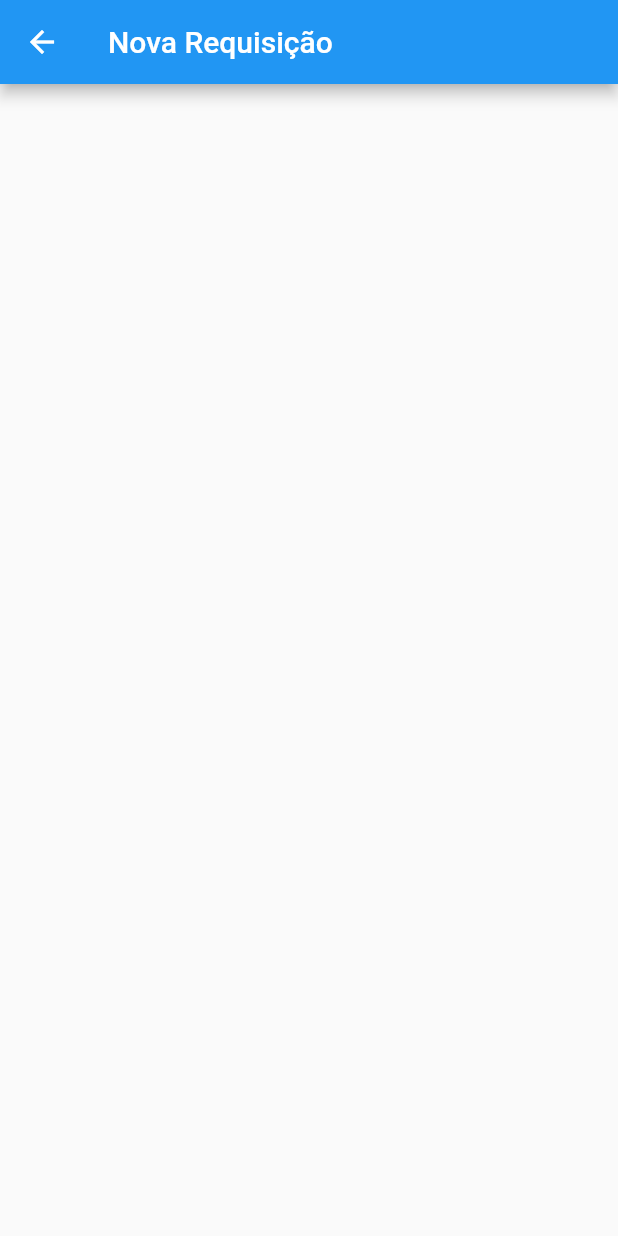
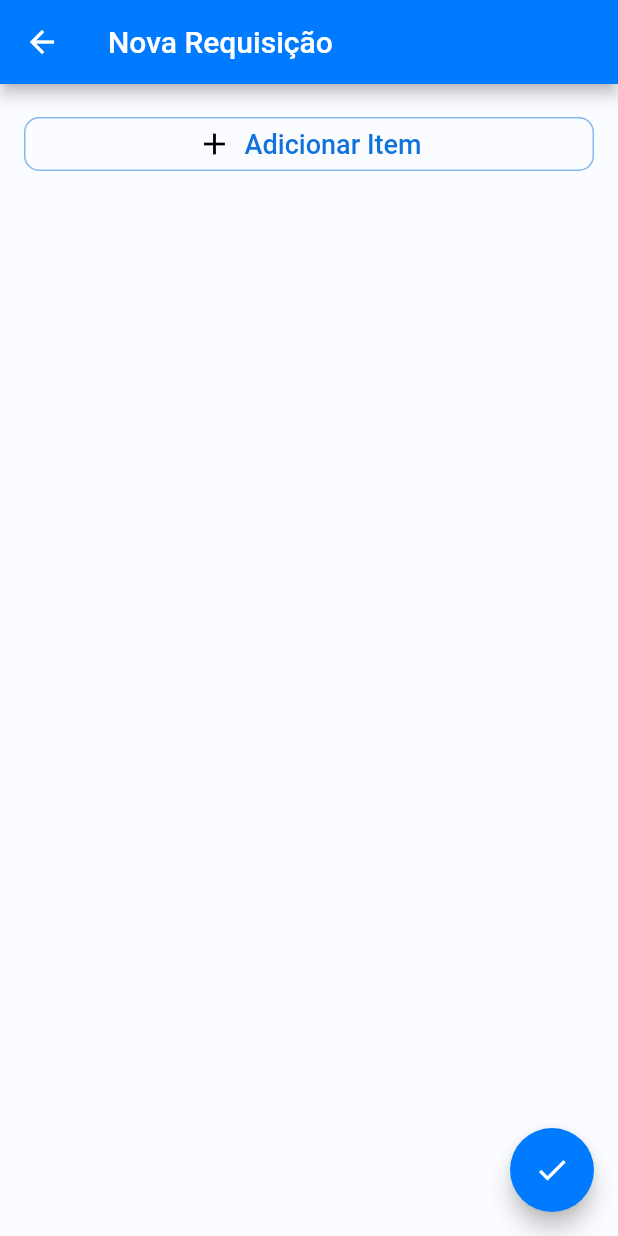
Before and after one commit to SENAI-ads-group/almox-mobile, a Flutter app: the screen it shows after launch, after a tap on the "add" icon, on a phone screen of 412 x 824 dp. Run offline on Flutter 3.47's test engine with Material 2 defaults, Android fonts, the light colour scheme and no system bars.

Commit message:
Pesquisa de produtos e listagem de produtos selecionados

```diff
--- a/lib/main.dart
+++ b/lib/main.dart
@@ -8,12 +8,30 @@ void main() {
 
 class MyApp extends StatelessWidget {
   MyApp({Key? key}) : super(key: key);
+  final Color _primaryColor = Color.fromRGBO(0, 123, 255, 1);
 
   @override
   Widget build(BuildContext context) {
     return MaterialApp(
       title: 'ALMOX',
-      theme: ThemeData(primarySwatch: Colors.blue),
+      theme: ThemeData(
+        brightness: Brightness.light,
+        primarySwatch: MaterialColor(
+          _primaryColor.value,
+          <int, Color>{
+            50: Color(0xFFE3F2FD),
+            100: Color(0xFFBBDEFB),
+            200: Color(0xFF90CAF9),
+            300: Color(0xFF64B5F6),
+            400: Color(0xFF42A5F5),
+            500: _primaryColor,
+            600: Color(0xFF1E88E5),
+            700: Color(0xFF1976D2),
+            800: Color(0xFF1565C0),
+            900: Color(0xFF0D47A1),
+          },
+        ),
+      ),
       home: HomePage(),
       routes: routes,
     );
--- /dev/null
+++ b/lib/src/model/grupo_model.dart
@@ -0,0 +1,5 @@
+class GrupoModel {
+  final String descricao;
+
+  GrupoModel({required this.descricao});
+}
--- /dev/null
+++ b/lib/src/model/produto_model.dart
@@ -0,0 +1,10 @@
+import 'package:almox_mobile/src/model/grupo_model.dart';
+
+class ProdutoModel {
+  final int id;
+  final String descricao;
+  final GrupoModel grupo;
+
+  ProdutoModel(
+      {required this.id, required this.descricao, required this.grupo});
+}
--- a/lib/src/pages/criar_requisicao/criar_requisicao_page.dart
+++ b/lib/src/pages/criar_requisicao/criar_requisicao_page.dart
@@ -1,4 +1,6 @@
+import 'package:almox_mobile/src/model/produto_model.dart';
 import 'package:flutter/material.dart';
+import 'package:almox_mobile/src/widgets/botao_acao_widget.dart';
 
 class CriarRequisicaoPage extends StatefulWidget {
   const CriarRequisicaoPage({Key? key}) : super(key: key);
@@ -8,13 +10,126 @@ class CriarRequisicaoPage extends StatefulWidget {
 }
 
 class _CriarRequisicaoPageState extends State<CriarRequisicaoPage> {
+  List<ProdutoModel> produtosSelecionados = [];
+
   @override
   Widget build(BuildContext context) {
+    _pesquisarProdutos() async {
+      List<ProdutoModel> produtosSelecionadosNaPesquisa =
+          await Navigator.pushNamed(context, '/pesquisarProdutos')
+              as List<ProdutoModel>;
+
+      setState(() {
+        produtosSelecionados.addAll(produtosSelecionadosNaPesquisa
+            .where((p) => !produtosSelecionados.any((p2) => p2.id == p.id)));
+      });
+    }
+
+    _cardProduto(ProdutoModel produto) => Card(
+          shape: RoundedRectangleBorder(
+              borderRadius: BorderRadius.all(Radius.circular(10)),
+              side: BorderSide(color: Color.fromRGBO(226, 229, 234, 1))),
+          child: ListTile(
+              onTap: () => {},
+              title: Text(produto.descricao),
+              subtitle: Text(produto.grupo.descricao),
+              trailing: Wrap(
+                runSpacing: 0,
+                spacing: 0,
+                children: <Widget>[
+                  IconButton(
+                    onPressed: () {},
+                    icon: Icon(
+                      Icons.remove_circle_outlined,
+                      color: Color.fromRGBO(220, 38, 38, 1),
+                      size: 25,
+                    ),
+                  ),
+                  SizedBox(
+                      child: SizedBox(
+                          width: 45,
+                          child: TextField(
+                            textAlign: TextAlign.center,
+                          ))),
+                  IconButton(
+                    onPressed: () {},
+                    icon: Icon(
+                      Icons.add_circle_outlined,
+                      color: Colors.green,
+                      size: 25,
+                    ),
+                  ),
+                ],
+              )),
+        );
+
     return Scaffold(
-      appBar: AppBar(
-        title: Text('Nova Requisição'),
-      ),
-      body: Center(),
-    );
+        appBar: AppBar(
+          title: Text('Nova Requisição'),
+        ),
+        body: Center(
+          child: Container(
+            color: Color.fromRGBO(251, 252, 255, 1),
+            child: Padding(
+              padding: EdgeInsets.symmetric(horizontal: 16, vertical: 16),
+              child: Column(
+                children: [
+                  Row(
+                    children: [
+                      Expanded(
+                        child: BotaoAcao(
+                            onPressed: _pesquisarProdutos,
+                            icon: Icon(Icons.add, color: Colors.black),
+                            labelText: 'Adicionar Item'),
+                      ),
+                    ],
+                  ),
+                  Expanded(
+                    child: ListView(
+                      children: produtosSelecionados
+                          .map((ProdutoModel produto) => _cardProduto(produto))
+                          .toList(),
+                    ),
+                  ),
+                  // Row(
+                  //   children: [
+                  //     Expanded(
+                  //       child: ElevatedButton.icon(
+                  //         icon: Icon(Icons.add),
+                  //         label: Text(
+                  //           'Incluir',
+                  //           style: TextStyle(fontSize: 18),
+                  //         ),
+                  //         style: ButtonStyle(
+                  //             shape: MaterialStateProperty.all(
+                  //                 RoundedRectangleBorder(
+                  //           borderRadius: BorderRadius.circular(18.0),
+                  //         ))),
+                  //         onPressed: () {},
+                  //       ),
+                  //     ),
+                  //     Container(
+                  //       margin: EdgeInsets.fromLTRB(10, 0, 0, 0),
+                  //       child: ElevatedButton(
+                  //         style: ButtonStyle(
+                  //             shape: MaterialStateProperty.all(
+                  //                 RoundedRectangleBorder(
+                  //           borderRadius: BorderRadius.circular(18.0),
+                  //         ))),
+                  //         child: Icon(Icons.camera_alt),
+                  //         onPressed: () {},
+                  //       ),
+                  //     )
+                  //   ],
+                  // )
+                ],
+              ),
+            ),
+          ),
+        ),
+        floatingActionButton: FloatingActionButton(
+          onPressed: (() => {}),
+          child: Icon(Icons.check),
+        ));
   }
 }
--- a/lib/src/pages/home/home_bloc.dart
+++ b/lib/src/pages/home/home_bloc.dart
@@ -8,8 +8,7 @@ class HomeBloc extends ChangeNotifier {
   HomeBloc.internal();
 
   FloatingActionButton? floatingActionButton;
-  final _IndexPaginaChangeNotifier indexPaginaChangeNotifier =
-      _IndexPaginaChangeNotifier();
+  final ChangeNotifier indexPaginaChangeNotifier = ChangeNotifier();
   int _indexPaginaAtual = 0;
 
   int get indexPaginaAtual {
@@ -25,5 +24,3 @@ class HomeBloc extends ChangeNotifier {
     this.floatingActionButton = floatingActionButton;
   }
 }
-
-class _IndexPaginaChangeNotifier extends ChangeNotifier {}
--- a/lib/src/pages/home/home_page.dart
+++ b/lib/src/pages/home/home_page.dart
@@ -1,11 +1,7 @@
 import 'package:almox_mobile/src/pages/home/home_bloc.dart';
-import 'package:almox_mobile/src/pages/login/login_page.dart';
 import 'package:almox_mobile/src/pages/operador/operador_page.dart';
 import 'package:almox_mobile/src/pages/requisicoes_requisitante/requisicoes_requisitante.dart';
 import 'package:flutter/material.dart';
-import 'package:almox_mobile/src/widgets/botoes_navegacao/botao_navegacao_home_widget.dart';
-import 'package:almox_mobile/src/widgets/botoes_navegacao/botao_navegacao_requisicoes.widget.dart';
-import 'package:almox_mobile/src/widgets/botoes_navegacao/botao_navegacao_operador_widget.dart';
 
 class HomePage extends StatefulWidget {
   final List<PaginaNavegacao> paginas = [
--- a/lib/src/routes/routes.dart
+++ b/lib/src/routes/routes.dart
@@ -1,4 +1,5 @@
 import 'package:almox_mobile/src/pages/criar_requisicao/criar_requisicao_page.dart';
+import 'package:almox_mobile/src/pages/pesquisar_produtos/pesquisar_produtos.dart';
 import 'package:flutter/material.dart';
 import 'package:almox_mobile/src/pages/home/home_page.dart';
 import 'package:almox_mobile/src/pages/login/login_page.dart';
@@ -6,5 +7,6 @@ import 'package:almox_mobile/src/pages/login/login_page.dart';
 Map<String, WidgetBuilder> routes = {
   '/home': (context) => HomePage(),
   '/criarRequisicao': (context) => CriarRequisicaoPage(),
-  '/login': (context) => LoginPage()
+  '/login': (context) => LoginPage(),
+  '/pesquisarProdutos': (context) => PesquisarProdutosPage(),
 };
--- /dev/null
+++ b/lib/src/widgets/botao_acao_widget.dart
@@ -0,0 +1,34 @@
+import 'package:flutter/material.dart';
+
+class BotaoAcao extends StatelessWidget {
+  VoidCallback? onPressed;
+  Widget icon;
+  String labelText;
+
+  BotaoAcao(
+      {Key? key,
+      required this.onPressed,
+      required this.icon,
+      required this.labelText})
+      : super(key: key);
+
+  @override
+  Widget build(BuildContext context) {
+    return OutlinedButton.icon(
+      onPressed: onPressed,
+      icon: icon,
+      label: Text(labelText,
+          style:
+              TextStyle(fontSize: 18, color: Color.fromRGBO(16, 115, 219, 1))),
+      style: OutlinedButton.styleFrom(
+          side: BorderSide(color: Color.fromRGBO(16, 115, 219, 0.5)),
+          shape: RoundedRectangleBorder(
+              borderRadius: BorderRadius.all(Radius.circular(10)))),
+    );
+  }
+}
+
+class Bo extends OutlinedButton {
+  Bo({required VoidCallback? onPressed, required Widget child})
+      : super(onPressed: onPressed, child: child);
+}
```
Also changed, not shown: lib/src/pages/pesquisar_produtos/pesquisar_produtos.dart (added, +162 -0 lines).
